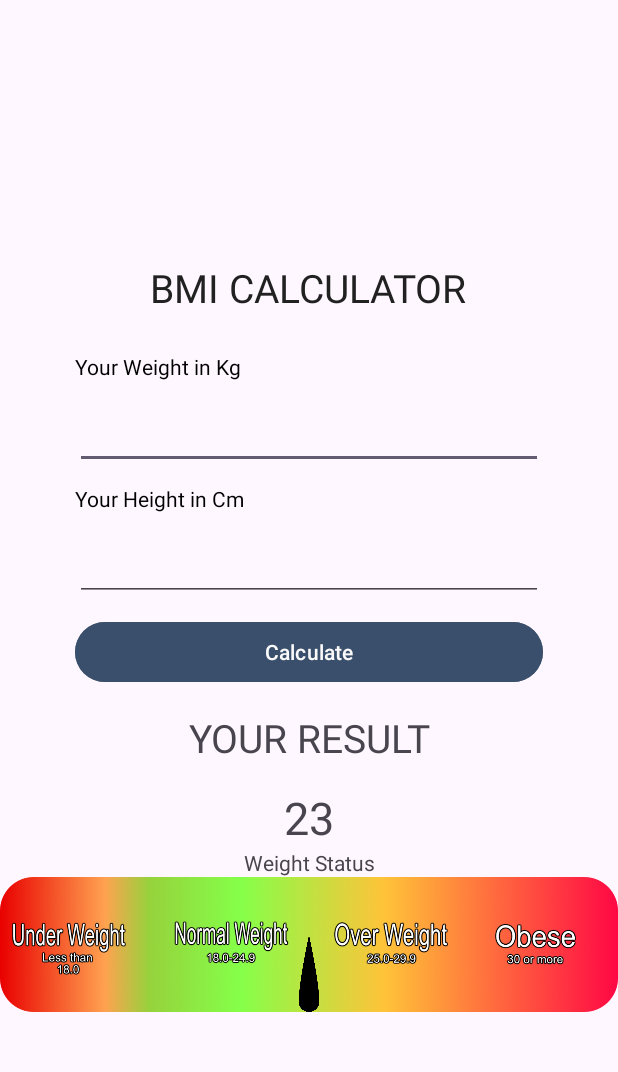
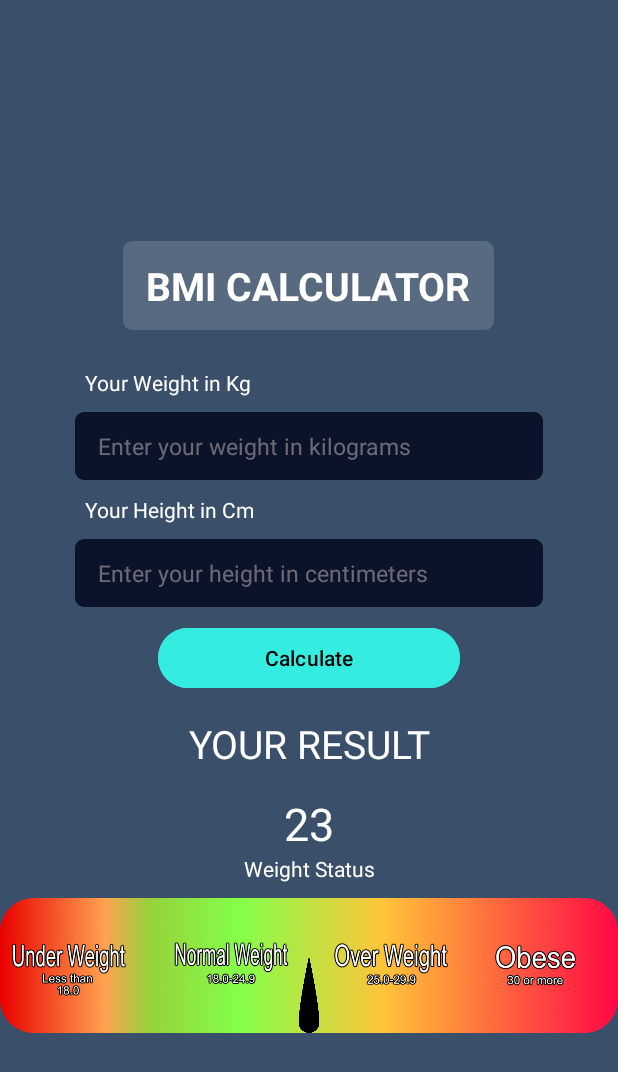
Before and after one commit to sandracormos/testtest, an Android app: the screen it shows after launch (MainActivity), on a phone screen of 412 x 824 dp. Shown: the top 1072 px of the screen. Run offline under Robolectric (Android 15) with nearby library versions, the phone set to English and light mode, and no system bars.

Commit message:
cat de cat si culori

```diff
--- a/app/src/main/java/com/example/test/MainActivity.java
+++ b/app/src/main/java/com/example/test/MainActivity.java
@@ -20,7 +20,7 @@ public class MainActivity extends AppCompatActivity {
     ImageView chart;
     ImageView needle;
 
-    TextView AXA;
+
 
 
     @Override
@@ -35,16 +35,13 @@ public class MainActivity extends AppCompatActivity {
         status = findViewById(R.id.status);
         chart = findViewById(R.id.chart);
         needle = findViewById(R.id.needle);
-        AXA =   findViewById(R.id.AXA);
 
         // Define the minimum and maximum X-axis positions for the needle
         final int minPosition = 0;
         final int maxPosition = chart.getWidth() - needle.getWidth();
         float myNeedlePos = needle.getX();
 
-        AXA.setText(Float.toString(myNeedlePos) );
 
-        AXA.setText(Float.toString(chart.getWidth()));
 
 
 
--- /dev/null
+++ b/app/src/main/res/drawable/rounded_corner.xml
@@ -0,0 +1,16 @@
+<?xml version="1.0" encoding="utf-8"?>
+<shape xmlns:android="http://schemas.android.com/apk/res/android" >
+    <stroke
+        android:width="1dp"
+        android:color="#8BA2C1" />
+
+    <solid android:color="#ffffff" />
+
+    <padding
+        android:left="1dp"
+        android:right="1dp"
+        android:bottom="1dp"
+        android:top="1dp" />
+
+    <corners android:radius="5dp" />
+</shape>
--- a/app/src/main/res/layout/activity_main.xml
+++ b/app/src/main/res/layout/activity_main.xml
@@ -1,17 +1,21 @@
 <?xml version="1.0" encoding="utf-8"?>
 
 
-
-<!-- BMI Calculator Screen -->
+<!-- BMI Calculator Screen  -->
 <LinearLayout xmlns:android="http://schemas.android.com/apk/res/android"
     xmlns:app="http://schemas.android.com/apk/res-auto"
     xmlns:tools="http://schemas.android.com/tools"
     android:id="@+id/BmiCalculatorScreen"
     android:layout_width="match_parent"
     android:layout_height="match_parent"
+    android:background="#3A4F6A"
+    android:backgroundTint="#3A4F6A"
     android:gravity="center"
     android:orientation="vertical"
     tools:context=".MainActivity">
+
+
+    <!-- Title   -->
 
     <TextView
         android:layout_width="wrap_content"
@@ -19,55 +23,87 @@
         android:layout_marginVertical="25dp"
         android:text="@string/bmi_calculator"
         android:textAllCaps="true"
-        android:textColor="#212121"
-        android:textSize="26sp" />
+        android:textSize="26sp"
+        android:textStyle="bold"
+        android:textColor="@color/white"
+        android:background="@drawable/rounded_corner"
+        android:backgroundTint="@color/titlu"
 
+        android:paddingHorizontal="15dp"
+        android:paddingVertical="12dp"
+        />
+
+
+    <!-- Weight in Kg Text   -->
     <TextView
         android:layout_width="match_parent"
         android:layout_height="wrap_content"
         android:layout_marginHorizontal="50dp"
         android:contentDescription="@string/weight_description"
         android:text="@string/your_weight_in_kg"
-        android:textColor="#000"
+        android:textColor="@color/white"
+        />
 
 
-        />
 
+    <!-- Input Weight   -->
     <EditText
         android:id="@+id/weight"
+
         android:layout_width="match_parent"
         android:layout_height="wrap_content"
         android:layout_marginHorizontal="50dp"
         android:layout_marginVertical="10dp"
+        android:background="@drawable/rounded_corner"
+        android:backgroundTint="@color/input"
+        android:hint="@string/weight_description"
         android:inputType="numberDecimal"
         android:paddingHorizontal="15dp"
-        android:paddingVertical="12dp" />
+        android:paddingVertical="12dp"
+        android:textColor="#77DDC9C9"
+        android:textColorHint="#77DDC9C9"
+        android:textSize="15dp" />
 
+    <!-- Height in Cm Text   -->
     <TextView
         android:layout_width="match_parent"
         android:layout_height="wrap_content"
         android:layout_marginHorizontal="50dp"
+        android:backgroundTint="@color/text"
+        android:contentDescription="@string/height_description"
         android:text="@string/your_height_in_cm"
-        android:textColor="#000" />
+        android:textColor="@color/white"
+        />
 
+    <!-- Input Height   -->
     <EditText
         android:id="@+id/height"
         android:layout_width="match_parent"
         android:layout_height="wrap_content"
         android:layout_marginHorizontal="50dp"
         android:layout_marginVertical="10dp"
+        android:background="@drawable/rounded_corner"
+        android:backgroundTint="@color/input"
+        android:hint="@string/height_description"
         android:inputType="numberDecimal"
         android:paddingHorizontal="15dp"
-        android:paddingVertical="12dp" />
+        android:paddingVertical="12dp"
+        android:textColor="#77DDC9C9"
+        android:textColorHint="#77DDC9C9"
+        android:textSize="15dp" />
 
+
+
+
+    <!-- Calculate Button   -->
     <Button
         android:id="@+id/btn"
-        android:layout_width="match_parent"
+        android:layout_width="201dp"
         android:layout_height="wrap_content"
         android:layout_marginHorizontal="50dp"
-        android:backgroundTint="#F23A506B"
+        android:backgroundTint="#34EDE0"
         android:text="@string/calculate"
-        android:textColor="#fafafa" />
+        android:textColor="@color/black" />
 
     <TextView
         android:layout_width="match_parent"
@@ -78,15 +114,18 @@
         android:textAlignment="center"
         android:textAllCaps="true"
         android:textSize="26sp"
+        android:textColor="@color/white"
 
         />
+
 
     <TextView
         android:id="@+id/result"
         android:layout_width="wrap_content"
         android:layout_height="wrap_content"
         android:text="@string/_23"
-        android:textSize="30sp" />
+        android:textSize="30sp"
+        android:textColor="@color/white"/>
 
     <TextView
         android:id="@+id/status"
@@ -94,7 +133,10 @@
         android:layout_height="wrap_content"
         android:layout_marginHorizontal="50dp"
         android:text="@string/weight_status"
-        android:textAlignment="center" />
+        android:textAlignment="center"
+        android:textColor="@color/white"
+        android:paddingBottom="10dp"/>
+
     <androidx.constraintlayout.widget.ConstraintLayout
         android:layout_width="wrap_content"
         android:layout_height="wrap_content">
@@ -105,10 +147,12 @@
             android:layout_height="90dp"
             app:layout_constraintBottom_toBottomOf="parent"
             app:layout_constraintEnd_toEndOf="parent"
+            app:layout_constraintStart_toStartOf="parent"
             app:layout_constraintTop_toTopOf="parent"
             app:layout_constraintVertical_bias="1.0"
             app:srcCompat="@drawable/chart"
-            tools:ignore="MissingConstraints" />
+            tools:ignore="MissingConstraints"
+/>
 
         <ImageView
             android:id="@+id/needle"
@@ -124,4 +168,6 @@
 
     </androidx.constraintlayout.widget.ConstraintLayout>
 
+
+
 </LinearLayout>
--- a/app/src/main/res/values/colors.xml
+++ b/app/src/main/res/values/colors.xml
@@ -1,5 +1,11 @@
 <?xml version="1.0" encoding="utf-8"?>
 <resources>
-    <color name="black">#FF000000</color>
+    <color name="black">#000000</color>
     <color name="white">#FFFFFFFF</color>
+    <color name="button">#34EDE0</color>
+    <color name="background">#3A4F6A</color>
+    <color name="text">#8BA2C1</color>
+    <color name="input">#0B132A</color>
+    <color name="titlu">#586A7F</color>
+    <color name="inputText">#77DDC9C9</color>
 </resources>
--- a/app/src/main/res/values/strings.xml
+++ b/app/src/main/res/values/strings.xml
@@ -3,12 +3,12 @@
     <string name="your_result">Your Result</string>
     <string name="calculate">Calculate</string>
     <string name="_23">23</string>
-    <string name="your_height_in_cm">Your Height in Cm</string>
-    <string name="your_weight_in_kg">Your Weight in Kg</string>
+    <string name="your_height_in_cm">"  Your Height in Cm"</string>
+    <string name="your_weight_in_kg">"  Your Weight in Kg"</string>
     <string name="bmi_calculator">BMI Calculator</string>
-    <string name="weight_status">Weight Status</string>
-    <string name="weight_description">Enter your weight in kilograms</string>
-    <string name="height_description">Enter your height in centimeters</string>
+    <string name="weight_status">   Weight Status</string>
+    <string name="weight_description">"Enter your weight in kilograms"</string>
+    <string name="height_description">"Enter your height in centimeters"</string>
     <string name="textview">TextView</string>
 
 </resources>
```
